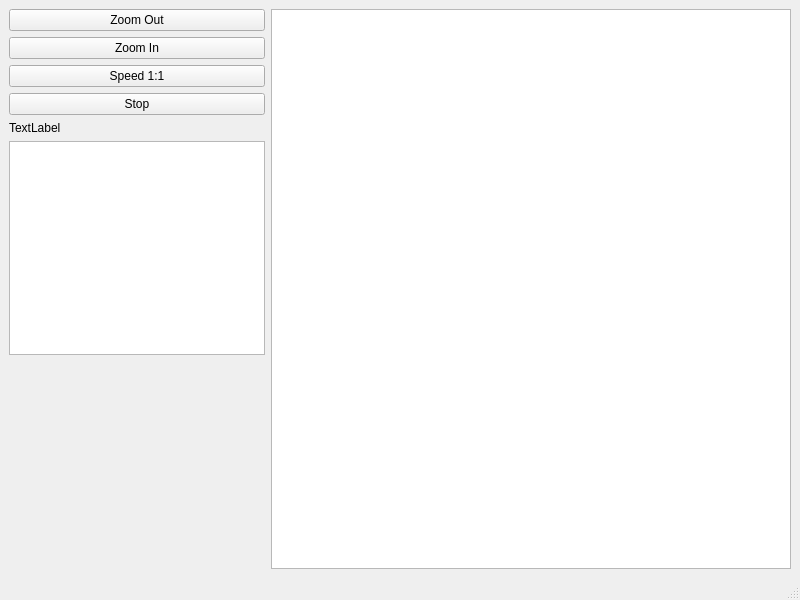
Above: src/mainwindow.ui from tomiju/ICP-BusTracker before the change. Below: the same form after it.
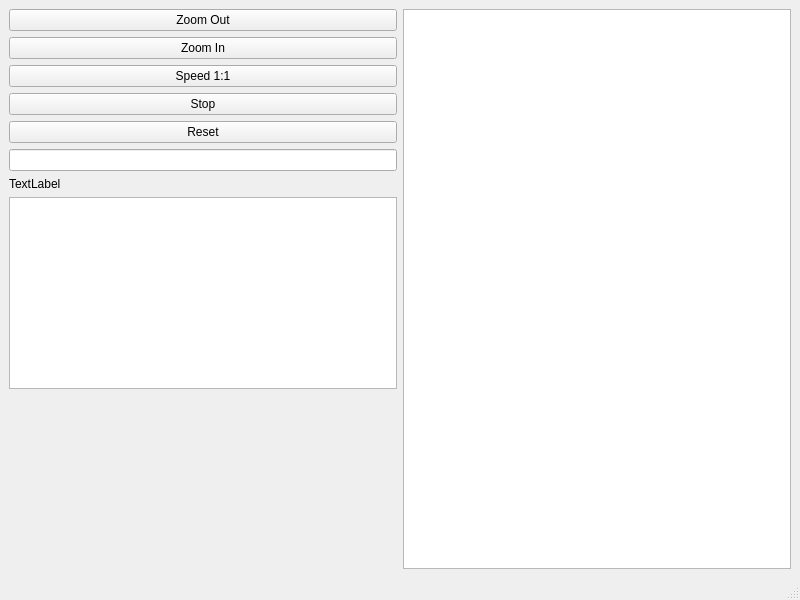
That is the form after the change.

```diff
--- a/src/mainwindow.ui
+++ b/src/mainwindow.ui
@@ -57,6 +57,16 @@
         </property>
        </widget>
       </item>
+      <item>
+       <widget class="QPushButton" name="resetButton">
+        <property name="text">
+         <string>Reset</string>
+        </property>
+       </widget>
+      </item>
+      <item>
+       <widget class="QLineEdit" name="lineEdit"/>
+      </item>
       <item>
        <widget class="QLabel" name="TimeLabel">
         <property name="text">
```
